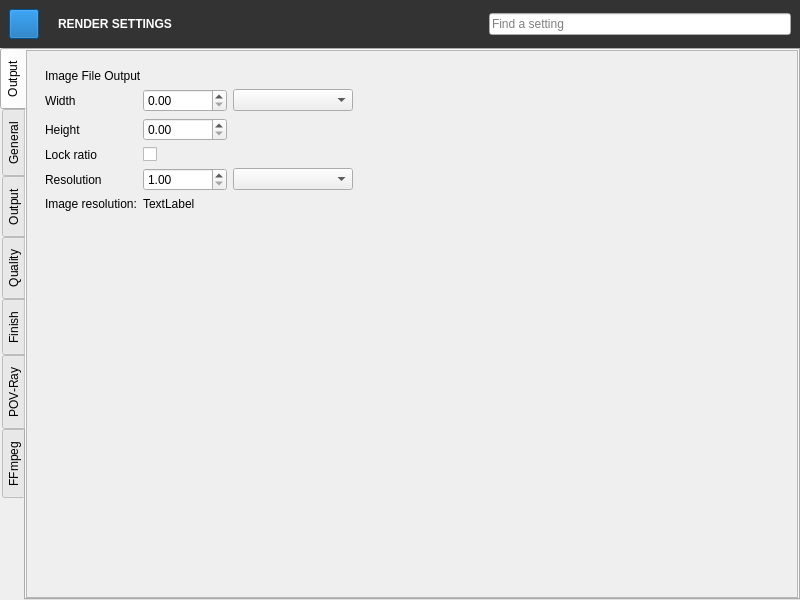
Qt form QChromosome/rendersettings.ui (Michalaq/ChromosomeVisualizer) before a commit.
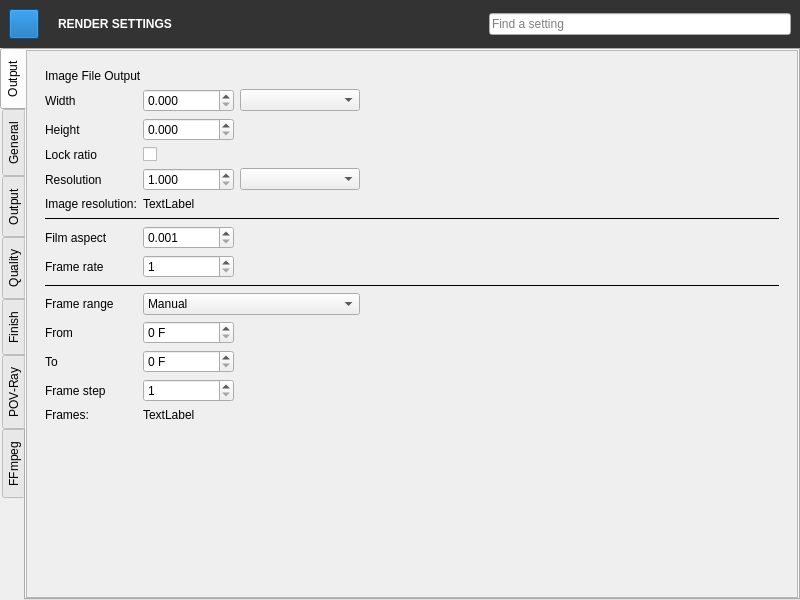
The same form after that commit. Icons and pictures are not drawn. Custom widgets are drawn as their Qt base class.

Commit message: Added new elements to Output

The edit to the form file:
```diff
--- a/QChromosome/rendersettings.ui
+++ b/QChromosome/rendersettings.ui
@@ -273,6 +273,10 @@
 
 .item {
 	min-height: 30px;
+}
+
+QFrame[frameShape=&quot;4&quot;] {/* QFrame::HLine == 0x0004 */
+	color: #4d4d4d;
 }</string>
   </property>
   <widget class="QWidget" name="centralwidget">
@@ -422,8 +426,65 @@
          <property name="bottomMargin">
           <number>18</number>
          </property>
+         <item row="13" column="0">
+          <widget class="Label" name="label_46">
+           <property name="text">
+            <string>Frame step</string>
+           </property>
+           <property name="class" stdset="0">
+            <string>item</string>
+           </property>
+          </widget>
+         </item>
+         <item row="2" column="1">
+          <widget class="DoubleSpinBox" name="doubleSpinBox_5">
+           <property name="decimals">
+            <number>3</number>
+           </property>
+          </widget>
+         </item>
+         <item row="7" column="1">
+          <widget class="DoubleSpinBox" name="doubleSpinBox_7">
+           <property name="decimals">
+            <number>3</number>
+           </property>
+           <property name="minimum">
+            <double>0.001000000000000</double>
+           </property>
+           <property name="maximum">
+            <double>1000.000000000000000</double>
+           </property>
+          </widget>
+         </item>
+         <item row="15" column="0">
+          <spacer name="verticalSpacer_7">
+           <property name="orientation">
+            <enum>Qt::Vertical</enum>
+           </property>
+           <property name="sizeHint" stdset="0">
+            <size>
+             <width>90</width>
+             <height>343</height>
+            </size>
+           </property>
+          </spacer>
+         </item>
+         <item row="10" column="0">
+          <widget class="Label" name="label_43">
+           <property name="text">
+            <string>Frame range</string>
+           </property>
+           <property name="class" stdset="0">
+            <string>item</string>
+           </property>
+          </widget>
+         </item>
          <item row="1" column="1">
-          <widget class="DoubleSpinBox" name="doubleSpinBox_4"/>
+          <widget class="DoubleSpinBox" name="doubleSpinBox_4">
+           <property name="decimals">
+            <number>3</number>
+           </property>
+          </widget>
          </item>
          <item row="1" column="2">
           <widget class="ComboBox" name="comboBox_3">
@@ -474,6 +535,9 @@
          </item>
          <item row="4" column="1">
           <widget class="DoubleSpinBox" name="doubleSpinBox_6">
+           <property name="decimals">
+            <number>3</number>
+           </property>
            <property name="minimum">
             <double>1.000000000000000</double>
            </property>
@@ -482,8 +546,8 @@
            </property>
           </widget>
          </item>
-         <item row="2" column="1">
-          <widget class="DoubleSpinBox" name="doubleSpinBox_5"/>
+         <item row="3" column="1">
+          <widget class="QCheckBox" name="checkBox_5"/>
          </item>
          <item row="3" column="0">
           <widget class="Label" name="label_37">
@@ -495,9 +559,6 @@
            </property>
           </widget>
          </item>
-         <item row="3" column="1">
-          <widget class="QCheckBox" name="checkBox_5"/>
-         </item>
          <item row="4" column="0">
           <widget class="Label" name="label_38">
            <property name="text">
@@ -575,18 +636,140 @@
            </property>
           </spacer>
          </item>
-         <item row="6" column="0">
-          <spacer name="verticalSpacer_7">
+         <item row="12" column="0">
+          <widget class="Label" name="label_45">
+           <property name="text">
+            <string>To</string>
+           </property>
+           <property name="class" stdset="0">
+            <string>item</string>
+           </property>
+          </widget>
+         </item>
+         <item row="7" column="0">
+          <widget class="Label" name="label_41">
+           <property name="text">
+            <string>Film aspect</string>
+           </property>
+           <property name="class" stdset="0">
+            <string>item</string>
+           </property>
+          </widget>
+         </item>
+         <item row="10" column="1" colspan="2">
+          <widget class="ComboBox" name="comboBox_5">
+           <item>
+            <property name="text">
+             <string>Manual</string>
+            </property>
+           </item>
+           <item>
+            <property name="text">
+             <string>Current frame</string>
+            </property>
+           </item>
+           <item>
+            <property name="text">
+             <string>All frames</string>
+            </property>
+           </item>
+           <item>
+            <property name="text">
+             <string>Preview range</string>
+            </property>
+           </item>
+          </widget>
+         </item>
+         <item row="11" column="0">
+          <widget class="Label" name="label_44">
+           <property name="text">
+            <string>From</string>
+           </property>
+           <property name="class" stdset="0">
+            <string>item</string>
+           </property>
+          </widget>
+         </item>
+         <item row="8" column="0">
+          <widget class="Label" name="label_42">
+           <property name="text">
+            <string>Frame rate</string>
+           </property>
+           <property name="class" stdset="0">
+            <string>item</string>
+           </property>
+          </widget>
+         </item>
+         <item row="11" column="1">
+          <widget class="SpinBox" name="spinBox_3">
+           <property name="suffix">
+            <string> F</string>
+           </property>
+          </widget>
+         </item>
+         <item row="12" column="1">
+          <widget class="SpinBox" name="spinBox_4">
+           <property name="suffix">
+            <string> F</string>
+           </property>
+          </widget>
+         </item>
+         <item row="8" column="1">
+          <widget class="SpinBox" name="spinBox_2">
+           <property name="minimum">
+            <number>1</number>
+           </property>
+           <property name="maximum">
+            <number>500</number>
+           </property>
+          </widget>
+         </item>
+         <item row="9" column="0" colspan="4">
+          <widget class="Line" name="line_2">
+           <property name="frameShadow">
+            <enum>QFrame::Plain</enum>
+           </property>
            <property name="orientation">
-            <enum>Qt::Vertical</enum>
+            <enum>Qt::Horizontal</enum>
            </property>
-           <property name="sizeHint" stdset="0">
-            <size>
-             <width>90</width>
-             <height>343</height>
-            </size>
+          </widget>
+         </item>
+         <item row="13" column="1">
+          <widget class="SpinBox" name="spinBox_5">
+           <property name="minimum">
+            <number>1</number>
            </property>
-          </spacer>
+           <property name="maximum">
+            <number>1000000</number>
+           </property>
+          </widget>
+         </item>
+         <item row="6" column="0" colspan="4">
+          <widget class="Line" name="line">
+           <property name="frameShadow">
+            <enum>QFrame::Plain</enum>
+           </property>
+           <property name="orientation">
+            <enum>Qt::Horizontal</enum>
+           </property>
+          </widget>
+         </item>
+         <item row="14" column="0">
+          <widget class="QLabel" name="label_47">
+           <property name="text">
+            <string>Frames:</string>
+           </property>
+           <property name="class" stdset="0">
+            <string>item</string>
+           </property>
+          </widget>
+         </item>
+         <item row="14" column="1">
+          <widget class="QLabel" name="label_48">
+           <property name="text">
+            <string>TextLabel</string>
+           </property>
+          </widget>
          </item>
         </layout>
        </widget>
@@ -1565,6 +1748,11 @@
    <extends>QLineEdit</extends>
    <header>fileedit.h</header>
   </customwidget>
+  <customwidget>
+   <class>SpinBox</class>
+   <extends>QSpinBox</extends>
+   <header>spinbox.h</header>
+  </customwidget>
  </customwidgets>
  <resources>
   <include location="icons.qrc"/>
```
